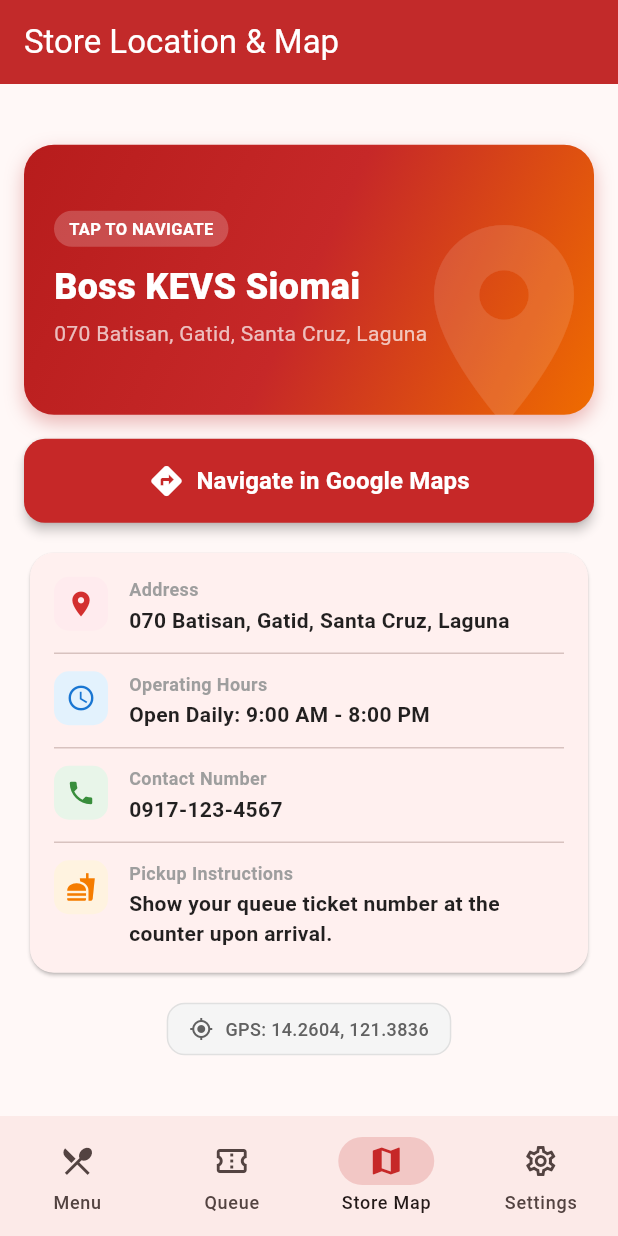
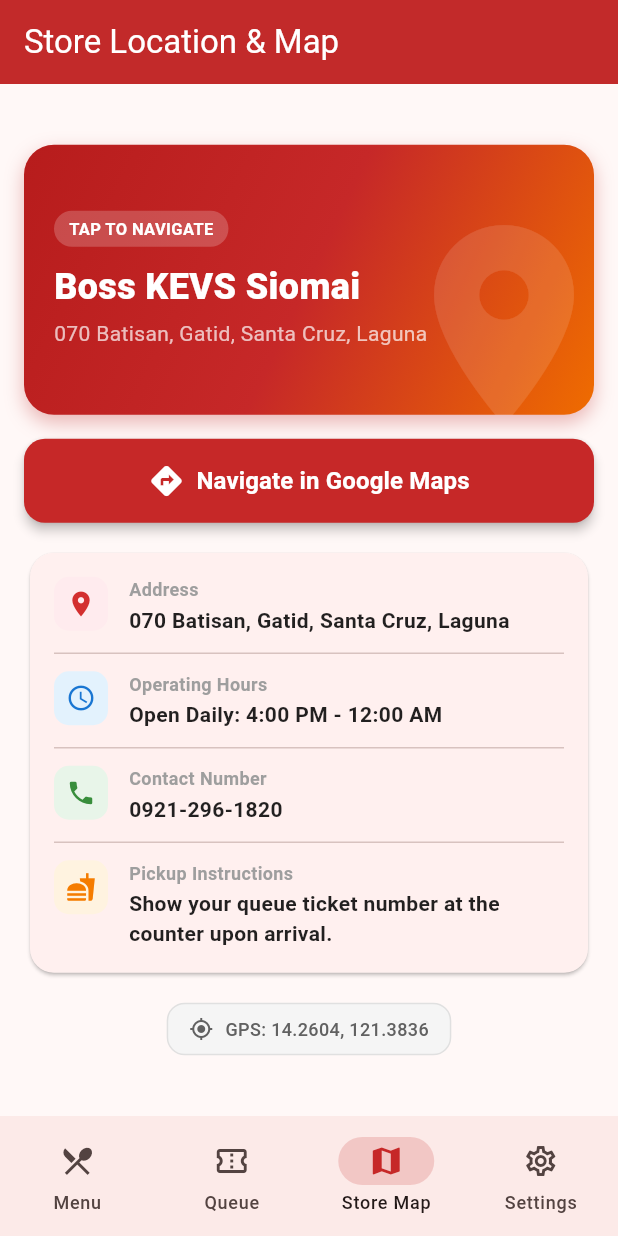
Before and after one commit to Earl-Salvador/kevs-siomai, a Flutter app: the screen it shows after launch, item 3 of the bottom bar chosen, on a phone screen of 412 x 824 dp. Run offline on Flutter 3.47's test engine with Material 3 defaults, Android fonts, the phone set to English and light mode, and no system bars; our stand-ins replace shared_preferences; network calls fail.

Commit message:
chore: update store hours and phone number in store_location_screen

```diff
--- a/mobile_app/lib/screens/store_location_screen.dart
+++ b/mobile_app/lib/screens/store_location_screen.dart
@@ -8,8 +8,8 @@ class StoreLocationScreen extends StatelessWidget {
   static const double storeLng = 121.3836;
   static const String storeName = 'Boss KEVS Siomai';
   static const String storeAddress = '070 Batisan, Gatid, Santa Cruz, Laguna';
-  static const String storeHours = 'Open Daily: 9:00 AM - 8:00 PM';
-  static const String storePhone = '0917-123-4567';
+  static const String storeHours = 'Open Daily: 4:00 PM - 12:00 AM';
+  static const String storePhone = '0921-296-1820';
 
   Future<void> _openGoogleMaps(BuildContext context) async {
     // Google Maps directions URL directed to 070 Batisan, Gatid, Santa Cruz, Laguna
```
